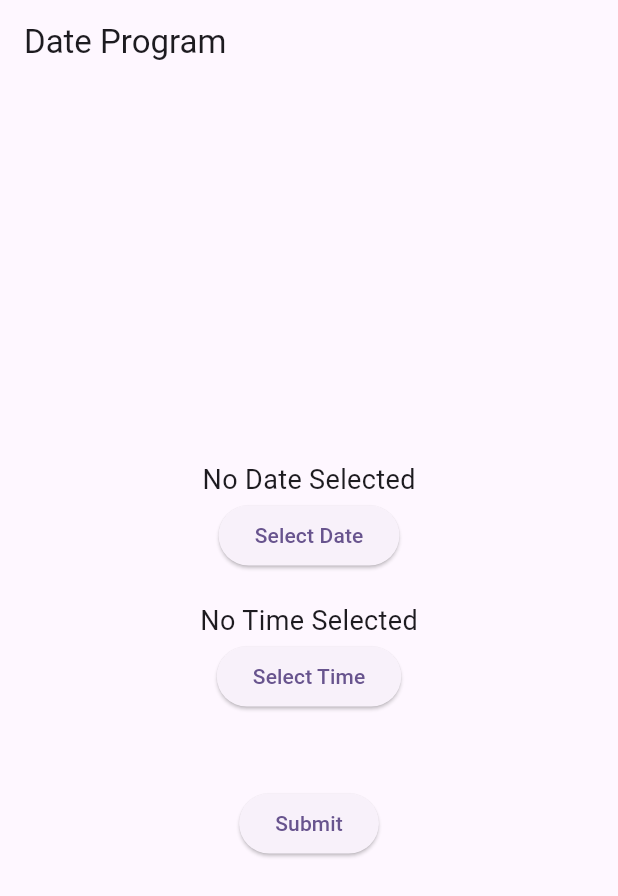
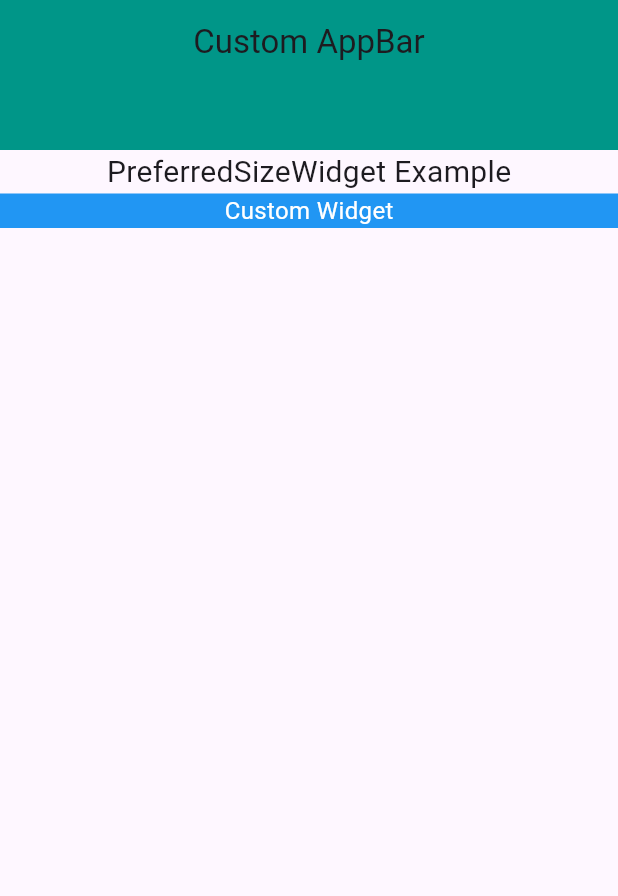
Before and after one commit to ardrajiji/WidgetsFlutter, a Flutter app: the screen it shows after launch, on a phone screen of 412 x 824 dp. Shown: the top 896 px of the screen. Run offline on Flutter 3.47's test engine with Material 3 defaults, Android fonts, the phone set to English and light mode, and no system bars.

Commit message:
`Added PreferredSize, SizedBox and Table widgets`

```diff
--- a/lib/main.dart
+++ b/lib/main.dart
@@ -4,11 +4,14 @@ import 'package:flutterwidgets/view/animatedopacity.dart';
 import 'package:flutterwidgets/view/home.dart';
 import 'package:flutterwidgets/view/indexedstack.dart';
 import 'package:flutterwidgets/view/listtile.dart';
+import 'package:flutterwidgets/view/preferredSize.dart';
 import 'package:flutterwidgets/view/program.dart';
 import 'package:flutterwidgets/view/refreshindecator.dart';
 import 'package:flutterwidgets/view/safearea.dart';
 import 'package:flutterwidgets/view/selectabletext.dart';
+import 'package:flutterwidgets/view/sizedBox.dart';
 import 'package:flutterwidgets/view/switch.dart';
+import 'package:flutterwidgets/view/table.dart';
 
 void main() {
   runApp(const MyApp());
@@ -41,7 +44,7 @@ class MyApp extends StatelessWidget {
         colorScheme: ColorScheme.fromSeed(seedColor: Colors.deepPurple),
         useMaterial3: true,
       ),
-      home: const DateTimePicker(),
+      home: const PreferredSizedWidget(),
     );
   }
 }
--- /dev/null
+++ b/lib/view/preferredSize.dart
@@ -0,0 +1,45 @@
+import 'package:flutter/material.dart';
+
+class PreferredSizedWidget extends StatelessWidget {
+  const PreferredSizedWidget({super.key});
+
+  @override
+  Widget build(BuildContext context) {
+    return  Scaffold(
+
+      // Custom AppBar with a specific height using PreferredSize
+      appBar: PreferredSize(
+        preferredSize: const Size.fromHeight(100.0), // Custom height
+        child: AppBar(
+          title: const Text('Custom AppBar'),
+          centerTitle: true,
+          backgroundColor: Colors.teal, // Custom color
+        ),
+      ),
+
+      body: Column(
+        children: [
+          const Text("PreferredSizeWidget Example",
+          style: TextStyle(fontSize: 20),),
+
+           // Another PreferredSize widget for a custom-styled container
+           PreferredSize(
+            preferredSize: const Size.fromHeight(300.0), // Custom height for the container
+            child: Container(
+              color: Colors.blue, // Background color for the container
+              child: const Center(
+                child: Text(
+                  'Custom Widget',
+                  style: TextStyle(
+                    color: Colors.white,
+                    fontSize: 16,
+                  ),
+                ),
+              ),
+            ),
+          ),
+        ]
+      ),
+    );
+  }
+}
```
Also changed, not shown: lib/view/sizedBox.dart (added, +97 -0 lines), lib/view/table.dart (added, +100 -0 lines).
